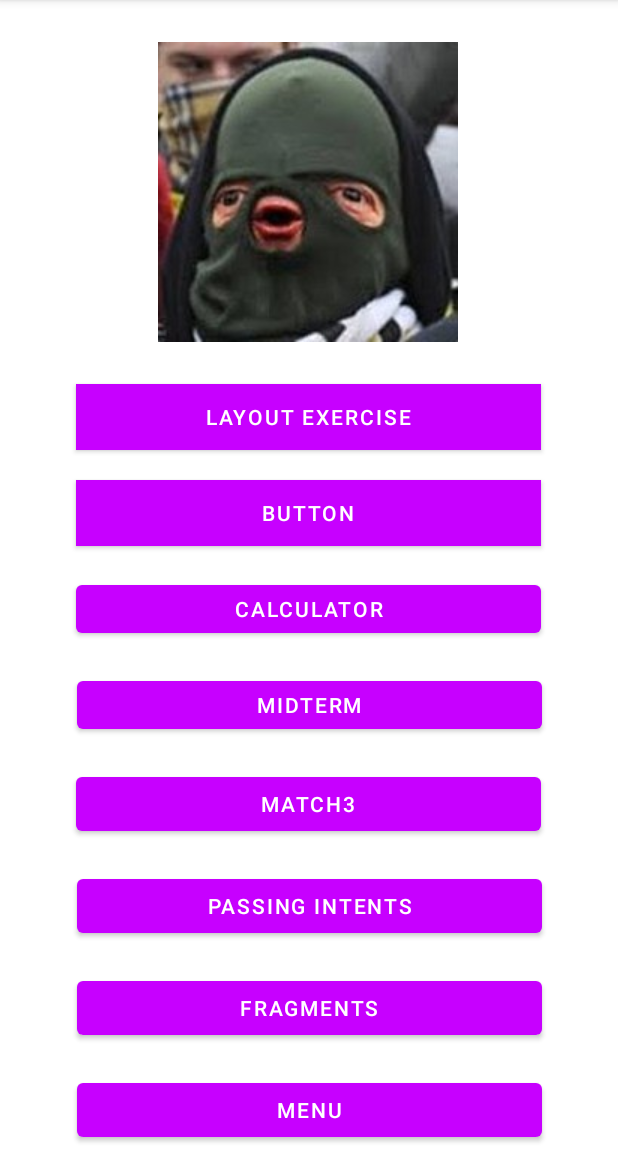
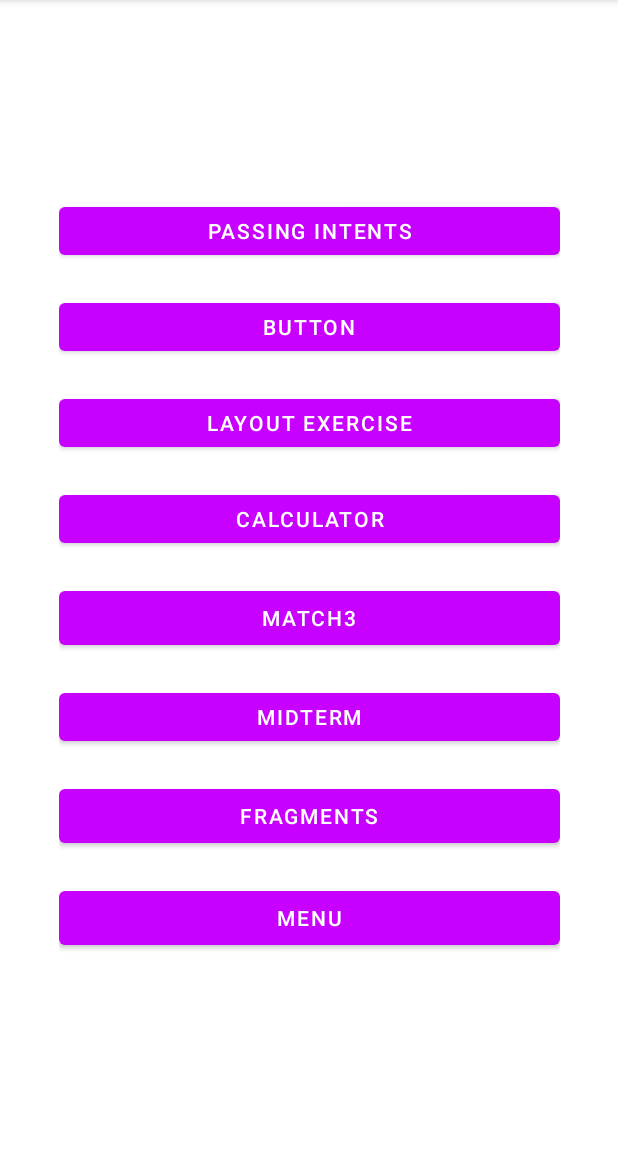
Before and after one commit to medab0/ActivityCollectionProject, an Android app: the screen it shows after launch (MainActivity), on a phone screen of 412 x 824 dp, the part 84-1236 px from its top. Run offline under Robolectric (Android 15) with nearby library versions, the phone set to English and light mode, and no system bars.

Commit message:
fixed activity main

```diff
--- a/app/src/main/res/layout/activity_main.xml
+++ b/app/src/main/res/layout/activity_main.xml
@@ -6,104 +6,69 @@
     android:layout_height="match_parent"
     tools:context=".MainActivity">
 
-    <ImageView
-        android:id="@+id/imageView2"
-        android:layout_width="wrap_content"
+    <LinearLayout
+        android:layout_width="334dp"
         android:layout_height="wrap_content"
-        android:layout_marginTop="28dp"
+        android:orientation="vertical"
+        app:layout_constraintBottom_toBottomOf="parent"
         app:layout_constraintEnd_toEndOf="parent"
-        app:layout_constraintHorizontal_bias="0.498"
         app:layout_constraintStart_toStartOf="parent"
-        app:layout_constraintTop_toTopOf="parent"
-        app:srcCompat="@drawable/f"
-        tools:srcCompat="@tools:sample/avatars" />
+        app:layout_constraintTop_toTopOf="parent">
 
         <Button
             android:id="@+id/btnPassingIntent"
-        android:layout_width="310dp"
-        android:layout_height="wrap_content"
-        android:layout_marginTop="20dp"
-        android:text="Passing Intents"
-        app:layout_constraintEnd_toEndOf="parent"
-        app:layout_constraintStart_toStartOf="parent"
-        app:layout_constraintTop_toBottomOf="@+id/btnMatch3" />
+            android:layout_width="match_parent"
+            android:layout_height="44dp"
+            android:text="Passing Intents" />
 
         <Button
             android:id="@+id/btnButtonExercise"
-        android:layout_width="310dp"
+            android:layout_width="match_parent"
             android:layout_height="44dp"
             android:layout_marginTop="20dp"
-        android:background="#431818"
-        android:backgroundTint="#F1E9E9"
-        android:text="@string/Button"
-        app:layout_constraintEnd_toEndOf="parent"
-        app:layout_constraintHorizontal_bias="0.495"
-        app:layout_constraintStart_toStartOf="parent"
-        app:layout_constraintTop_toBottomOf="@+id/btnLayoutExercise" />
+            android:text="@string/Button" />
 
         <Button
             android:id="@+id/btnLayoutExercise"
-        android:layout_width="310dp"
+            android:layout_width="match_parent"
             android:layout_height="44dp"
-        android:layout_marginTop="28dp"
-        android:background="#914545"
-        android:backgroundTint="#D8D8D8"
-        android:text="Layout Exercise"
-        app:layout_constraintEnd_toEndOf="parent"
-        app:layout_constraintHorizontal_bias="0.495"
-        app:layout_constraintStart_toStartOf="parent"
-        app:layout_constraintTop_toBottomOf="@+id/imageView2" />
+            android:layout_marginTop="20dp"
+            android:text="Layout Exercise" />
 
         <Button
             android:id="@+id/btnCalculator"
-        android:layout_width="310dp"
+            android:layout_width="match_parent"
             android:layout_height="44dp"
             android:layout_marginTop="20dp"
-        android:text="@string/Calculator"
-        app:layout_constraintEnd_toEndOf="parent"
-        app:layout_constraintHorizontal_bias="0.495"
-        app:layout_constraintStart_toStartOf="parent"
-        app:layout_constraintTop_toBottomOf="@+id/btnButtonExercise" />
+            android:text="@string/Calculator" />
 
         <Button
             android:id="@+id/btnMatch3"
-        android:layout_width="310dp"
+            android:layout_width="match_parent"
             android:layout_height="wrap_content"
             android:layout_marginTop="20dp"
-        android:text="Match3"
-        app:layout_constraintEnd_toEndOf="parent"
-        app:layout_constraintHorizontal_bias="0.495"
-        app:layout_constraintStart_toStartOf="parent"
-        app:layout_constraintTop_toBottomOf="@+id/btnMidterm" />
+            android:text="Match3" />
 
         <Button
             android:id="@+id/btnMidterm"
-        android:layout_width="310dp"
+            android:layout_width="match_parent"
             android:layout_height="44dp"
             android:layout_marginTop="20dp"
-        android:text="Midterm"
-        app:layout_constraintEnd_toEndOf="parent"
-        app:layout_constraintStart_toStartOf="parent"
-        app:layout_constraintTop_toBottomOf="@+id/btnCalculator" />
+            android:text="Midterm" />
 
         <Button
             android:id="@+id/btnFragments"
-        android:layout_width="310dp"
+            android:layout_width="match_parent"
             android:layout_height="wrap_content"
             android:layout_marginTop="20dp"
-        android:text="Fragments"
-        app:layout_constraintEnd_toEndOf="parent"
-        app:layout_constraintStart_toStartOf="parent"
-        app:layout_constraintTop_toBottomOf="@+id/btnPassingIntent" />
+            android:text="Fragments" />
 
         <Button
             android:id="@+id/btnMenu"
-        android:layout_width="310dp"
+            android:layout_width="match_parent"
             android:layout_height="wrap_content"
             android:layout_marginTop="20dp"
-        android:text="Menu"
-        app:layout_constraintEnd_toEndOf="parent"
-        app:layout_constraintStart_toStartOf="parent"
-        app:layout_constraintTop_toBottomOf="@+id/btnFragments" />
+            android:text="Menu" />
+    </LinearLayout>
 
 </androidx.constraintlayout.widget.ConstraintLayout>
```
Lines whose indentation alone changed are shown as unchanged.
